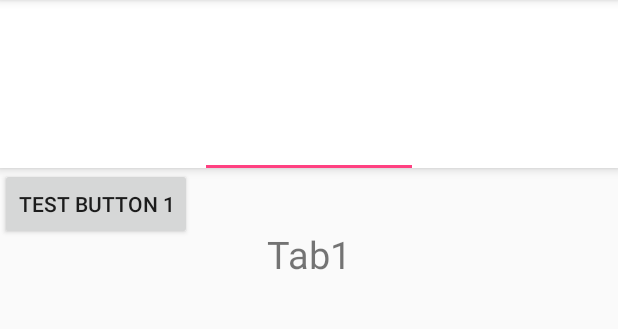
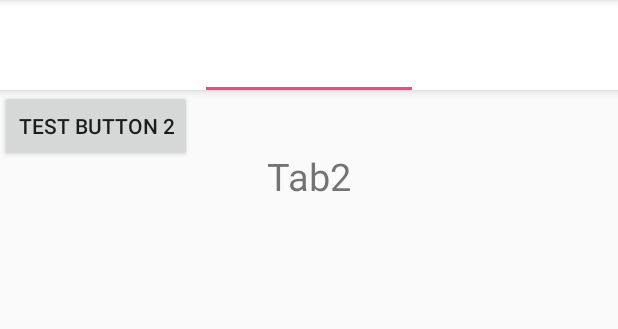
Before and after one commit to DwardTiro/PetBetter, an Android app: the HomeActivity screen opened directly, with no data from a screen before it, tab 2 chosen, on a phone screen of 412 x 824 dp, the part 84-413 px from its top. Run offline under Robolectric (Android 15) with nearby library versions, the phone set to English and light mode, and no system bars.

Commit message:
Improvement on Tabs

```diff
--- a/app/src/main/java/com/example/owner/petbetter/HomeActivity.java
+++ b/app/src/main/java/com/example/owner/petbetter/HomeActivity.java
@@ -36,8 +36,6 @@ public class HomeActivity extends AppCompatActivity implements NavigationView.On
 
         TabLayout tabLayout = (TabLayout) findViewById(R.id.tabs);
         tabLayout.setupWithViewPager(mViewPager);
-
-
 
         nDrawerLayout = (DrawerLayout) findViewById(R.id.drawerLayout);
         nToggle = new ActionBarDrawerToggle(this, nDrawerLayout, R.string.open, R.string.close);
--- a/app/src/main/java/com/example/owner/petbetter/Tab2Fragment.java
+++ b/app/src/main/java/com/example/owner/petbetter/Tab2Fragment.java
@@ -19,13 +19,13 @@ public class Tab2Fragment extends Fragment {
     @Nullable
     @Override
     public View onCreateView(LayoutInflater inflater, @Nullable ViewGroup container, @Nullable Bundle savedInstanceState){
-        View view = inflater.inflate(R.layout.home_tab1, container, false);
-        btnTest2 = (Button) view.findViewById(R.id.btnTest1);
+        View view = inflater.inflate(R.layout.home_tab2, container, false);
+        btnTest2 = (Button) view.findViewById(R.id.btnTest2);
 
         btnTest2.setOnClickListener(
                 new View.OnClickListener() {
                     public void onClick(View v) {
-                        Toast.makeText(getActivity(),"Testing button 1",Toast.LENGTH_SHORT).show();
+                        Toast.makeText(getActivity(),"Testing button 2",Toast.LENGTH_SHORT).show();
                     }
                 }
         );
--- a/app/src/main/java/com/example/owner/petbetter/Tab3Fragment.java
+++ b/app/src/main/java/com/example/owner/petbetter/Tab3Fragment.java
@@ -20,8 +20,8 @@ public class Tab3Fragment extends Fragment {
     @Nullable
     @Override
     public View onCreateView(LayoutInflater inflater, @Nullable ViewGroup container, @Nullable Bundle savedInstanceState){
-        View view = inflater.inflate(R.layout.home_tab1, container, false);
-        btnTest3 = (Button) view.findViewById(R.id.btnTest1);
+        View view = inflater.inflate(R.layout.home_tab3, container, false);
+        btnTest3 = (Button) view.findViewById(R.id.btnTest3);
 
         btnTest3.setOnClickListener(
                 new View.OnClickListener() {
--- a/app/src/main/res/layout/activity_home.xml
+++ b/app/src/main/res/layout/activity_home.xml
@@ -23,7 +23,7 @@
         <android.support.v7.widget.Toolbar
             android:id="@+id/toolbar"
             android:layout_width="match_parent"
-            android:layout_height="?attr/actionBarSize"
+            android:layout_height="4dp"
             android:background="@color/colorWhite"
             app:layout_scrollFlags="scroll|enterAlways"
             app:popupTheme="@style/AppTheme.PopupOverlay">
```
